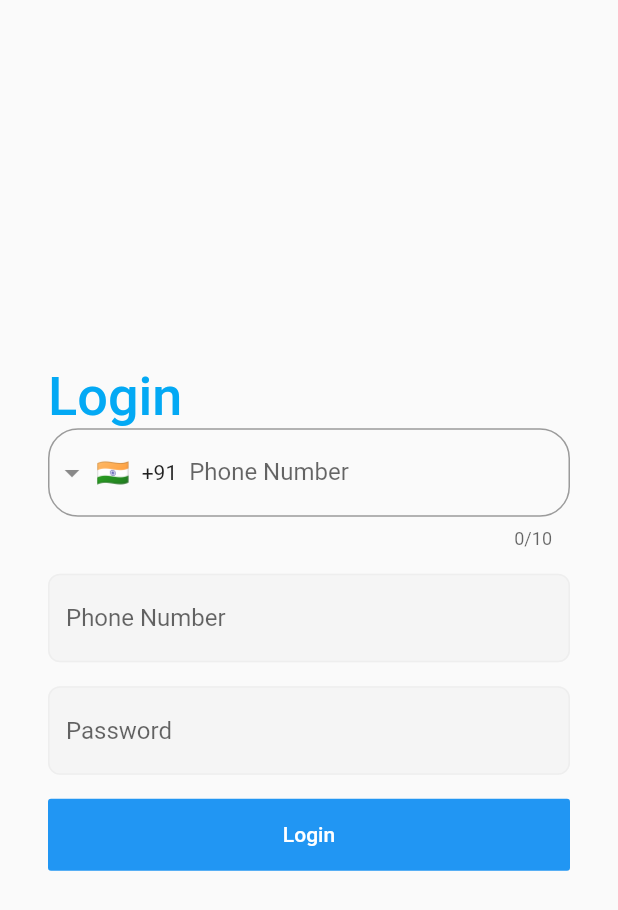
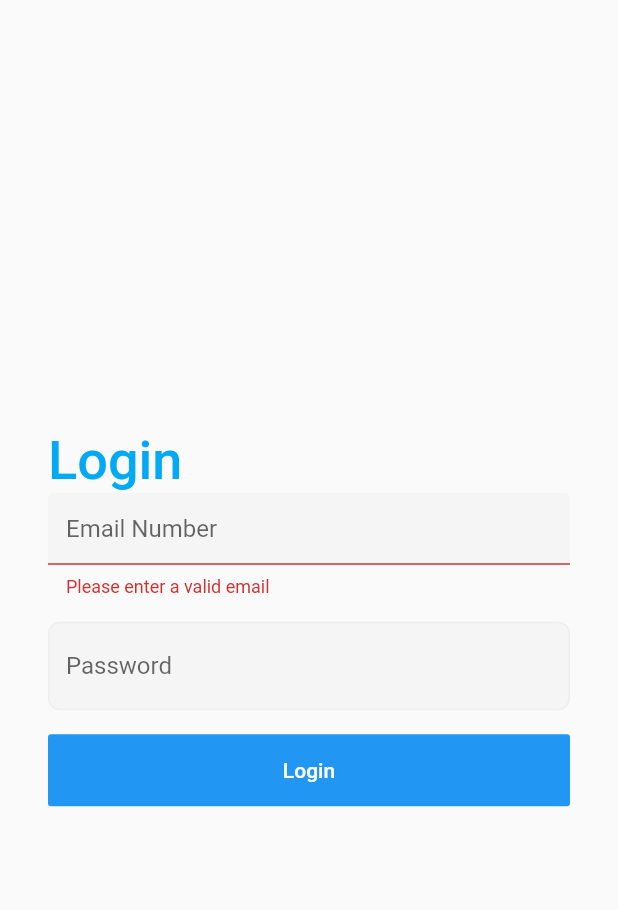
Before and after one commit to adhikarisanjay/Kistcollege, a Flutter app: the LoginScreen screen opened directly, after a tap on "Login", on a phone screen of 412 x 824 dp. Shown: the top 910 px of the screen. Run offline on Flutter 3.47's test engine with Material 2 defaults, Android fonts, the phone set to English and light mode, and no system bars; drawn by our look-alikes of intl_phone_field; our stand-ins replace cloud_firestore, dio, easy_localization, email_validator, equatable, firebase_auth and 10 more; accounts and stored records are empty.

Commit message:
bloc post login

```diff
--- a/lib/Screens/phoneauth.dart
+++ b/lib/Screens/phoneauth.dart
@@ -1,8 +1,11 @@
+import 'package:email_validator/email_validator.dart';
 import 'package:flutter/material.dart';
 import 'package:flutter/services.dart';
+import 'package:flutter_bloc/flutter_bloc.dart';
 import 'package:intl_phone_field/intl_phone_field.dart';
 import 'package:kist/Services/Apiconnectservices.dart';
 import 'package:kist/Services/firebaseservices.dart';
+import 'package:kist/bloc/bloc/login_bloc.dart';
 
 class LoginScreen extends StatefulWidget {
   @override
@@ -17,9 +20,11 @@ class _LoginScreenState extends State<LoginScreen> {
     // FirbaseServices().phoneauth();
   }
 
-  final _phoneController = TextEditingController();
+  final _emailcontroller = TextEditingController();
 
   final _passController = TextEditingController();
+
+  final _formkey = GlobalKey<FormState>();
 
   //Place A
   @override
@@ -27,7 +32,18 @@ class _LoginScreenState extends State<LoginScreen> {
     return Scaffold(
         body: Container(
       padding: EdgeInsets.all(32),
+      child: BlocListener<LoginBloc, LoginState>(
+        listener: (context, state) {
+          if (state is LoginInprocess) {}
+          if (state is LoginSuccess) {
+            print(state.logindata.firstName);
+            snackbar("success");
+          }
+
+          if (state is LoginError) {}
+        },
         child: Form(
+          key: _formkey,
           child: Column(
             crossAxisAlignment: CrossAxisAlignment.start,
             mainAxisAlignment: MainAxisAlignment.center,
@@ -39,48 +55,57 @@ class _LoginScreenState extends State<LoginScreen> {
                     fontSize: 36,
                     fontWeight: FontWeight.w500),
               ),
-            IntlPhoneField(
+              // IntlPhoneField(
+              //   decoration: InputDecoration(
+              //     labelText: 'Phone Number',
+              //     border: OutlineInputBorder(
+              //         borderRadius: BorderRadius.all(Radius.circular(20))),
+              //   ),
+              //   initialCountryCode: 'IN',
+              //   onChanged: (phone) {
+              //     print(phone.completeNumber);
+              //   },
+              // ),
+              // const SizedBox(
+              //   height: 16,
+              // ),
+              TextFormField(
+                validator: (value) {
+                  if (EmailValidator.validate(value!)) {
+                    return null;
+                  } else {
+                    return "Please enter a valid email";
+                  }
+                },
+                keyboardType: TextInputType.emailAddress,
                 decoration: InputDecoration(
-                labelText: 'Phone Number',
-                border: OutlineInputBorder(
-                    borderRadius: BorderRadius.all(Radius.circular(20))),
-              ),
-              initialCountryCode: 'IN',
-              onChanged: (phone) {
-                print(phone.completeNumber);
-              },
+                    enabledBorder: const OutlineInputBorder(
+                        borderRadius: BorderRadius.all(Radius.circular(8)),
+                        borderSide: BorderSide(
+                            color: Color.fromRGBO(238, 238, 238, 1))),
+                    focusedBorder: const OutlineInputBorder(
+                        borderRadius: BorderRadius.all(Radius.circular(8)),
+                        borderSide: BorderSide(
+                            color: Color.fromRGBO(224, 224, 224, 1))),
+                    filled: true,
+                    fillColor: Colors.grey[100],
+                    hintText: "Email Number"),
+                controller: _emailcontroller,
               ),
               const SizedBox(
                 height: 16,
               ),
               TextFormField(
+                obscureText: true,
                 decoration: InputDecoration(
                     enabledBorder: const OutlineInputBorder(
                         borderRadius: BorderRadius.all(Radius.circular(8)),
-                      borderSide:
-                          BorderSide(color: Color.fromRGBO(238, 238, 238, 1))),
+                        borderSide: BorderSide(
+                            color: Color.fromRGBO(238, 238, 238, 1))),
                     focusedBorder: const OutlineInputBorder(
                         borderRadius: BorderRadius.all(Radius.circular(8)),
-                      borderSide:
-                          BorderSide(color: Color.fromRGBO(224, 224, 224, 1))),
-                  filled: true,
-                  fillColor: Colors.grey[100],
-                  hintText: "Phone Number"),
-              controller: _phoneController,
-            ),
-            const SizedBox(
-              height: 16,
-            ),
-            TextFormField(
-              decoration: InputDecoration(
-                  enabledBorder: const OutlineInputBorder(
-                      borderRadius: BorderRadius.all(Radius.circular(8)),
-                      borderSide:
-                          BorderSide(color: Color.fromRGBO(238, 238, 238, 1))),
-                  focusedBorder: const OutlineInputBorder(
-                      borderRadius: BorderRadius.all(Radius.circular(8)),
-                      borderSide:
-                          BorderSide(color: Color.fromRGBO(224, 224, 224, 1))),
+                        borderSide: BorderSide(
+                            color: Color.fromRGBO(224, 224, 224, 1))),
                     filled: true,
                     fillColor: Colors.grey[100],
                     hintText: "Password"),
@@ -96,8 +121,13 @@ class _LoginScreenState extends State<LoginScreen> {
                   textColor: Colors.white,
                   padding: EdgeInsets.all(16),
                   onPressed: () {
-                  //code for sign in
-                  // Place B
+                    print("login pressed");
+                    if (_formkey.currentState!.validate()) {
+                      BlocProvider.of<LoginBloc>(context).add(
+                          LoginButtonPressed(
+                              email: _emailcontroller.text,
+                              password: _passController.text));
+                    }
                   },
                   color: Colors.blue,
                 ),
@@ -105,6 +135,23 @@ class _LoginScreenState extends State<LoginScreen> {
             ],
           ),
         ),
+      ),
     ));
   }
+
+  snackbar(message) {
+    final snackBar = SnackBar(
+      content: Text('$message'),
+      action: SnackBarAction(
+        label: 'Undo',
+        onPressed: () {
+          // Some code to undo the change.
+        },
+      ),
+    );
+
+    // Find the ScaffoldMessenger in the widget tree
+    // and use it to show a SnackBar.
+    ScaffoldMessenger.of(context).showSnackBar(snackBar);
   }
+}
--- a/lib/Screens/splashscreen/splash.dart
+++ b/lib/Screens/splashscreen/splash.dart
@@ -5,6 +5,7 @@ import 'package:kist/Screens/auth/loginpage.dart';
 import 'package:kist/Screens/homepage.dart';
 import 'package:kist/Screens/otpbasedlogin/otppage.dart';
 import 'package:kist/Screens/otpbasedlogin/phonescreen.dart';
+import 'package:kist/Screens/phoneauth.dart';
 import 'package:kist/component/buttonnavbar.dart';
 import 'package:kist/component/buttonnavbarnotch.dart';
 import 'package:shared_preferences/shared_preferences.dart';
@@ -46,7 +47,7 @@ class _SplashScreenState extends State<SplashScreen> {
           (route) => false);
     } else {
       Navigator.of(context).pushAndRemoveUntil(
-          MaterialPageRoute(builder: (context) => PhoneBasedAuth()),
+          MaterialPageRoute(builder: (context) => LoginScreen()),
           (route) => false);
     }
   }
--- a/lib/Services/storageservice.dart
+++ b/lib/Services/storageservice.dart
@@ -1,8 +1,11 @@
 import 'package:shared_preferences/shared_preferences.dart';
 
 class Storage {
-  setloginstatus(value) async {
+  setloginstatus(status, token) async {
+    print(token);
     final pref = await SharedPreferences.getInstance();
+    pref.setBool("status", status);
+    pref.setString("token", token);
   }
 
   getLoginstatus() async {
--- a/lib/bloc/bloc/login_event.dart
+++ b/lib/bloc/bloc/login_event.dart
@@ -2,3 +2,12 @@ part of 'login_bloc.dart';
 
 @immutable
 abstract class LoginEvent {}
+
+class Logininitial extends LoginEvent {}
+
+class LoginButtonPressed extends LoginEvent {
+  final String? email;
+  final String? password;
+
+  LoginButtonPressed({this.email, this.password});
+}
--- a/lib/bloc/bloc/login_state.dart
+++ b/lib/bloc/bloc/login_state.dart
@@ -1,6 +1,22 @@
 part of 'login_bloc.dart';
 
 @immutable
-abstract class LoginState {}
+abstract class LoginState extends Equatable {
+  @override
+  List<Object> get props => [];
+}
 
 class LoginInitial extends LoginState {}
+
+class LoginLoading extends LoginState {}
+
+class LoginInprocess extends LoginState {}
+
+class LoginSuccess extends LoginState {
+  final LoginModal logindata;
+  LoginSuccess({required this.logindata});
+  @override
+  List<Object> get props => [logindata];
+}
+
+class LoginError extends LoginState {}
--- /dev/null
+++ b/lib/modal/logniresponsemodal.dart
@@ -0,0 +1,44 @@
+class LoginModal {
+  int? id;
+  String? firstName;
+  String? middleName;
+  String? lastName;
+  Null? address;
+  String? email;
+  Null? emailVerifiedAt;
+  String? createdAt;
+  String? updatedAt;
+  Null? dob;
+  String? token;
+  String? error;
+
+  LoginModal.withError(String errorMessage) {
+    error = errorMessage;
+  }
+  LoginModal(
+      {this.id,
+      this.firstName,
+      this.middleName,
+      this.lastName,
+      this.address,
+      this.email,
+      this.emailVerifiedAt,
+      this.createdAt,
+      this.updatedAt,
+      this.dob,
+      this.token});
+
+  LoginModal.fromJson(Map<String, dynamic> json) {
+    id = json['id'];
+    firstName = json['first_name'];
+    middleName = json['middle_name'];
+    lastName = json['last_name'];
+    address = json['address'];
+    email = json['email'];
+    emailVerifiedAt = json['email_verified_at'];
+    createdAt = json['created_at'];
+    updatedAt = json['updated_at'];
+    dob = json['dob'];
+    token = json['token'];
+  }
+}
--- a/pubspec.yaml
+++ b/pubspec.yaml
@@ -49,7 +49,10 @@ dependencies:
   firebase_messaging: ^11.4.0
   flutter_local_notifications: ^9.5.3+1
   flutter_bloc: ^8.0.1
-
+  get_it: ^7.2.0
+  equatable: ^2.0.3
+  dio: ^4.0.6
+  http: ^0.13.4
 
 
 
```
Also changed, not shown: lib/Services/Apiconnectservices.dart (+26 -0 lines), lib/bloc/bloc/login_bloc.dart (+22 -0 lines), lib/main.dart (+7 -6 lines), pubspec.lock. Lines whose indentation alone changed are shown as unchanged.
